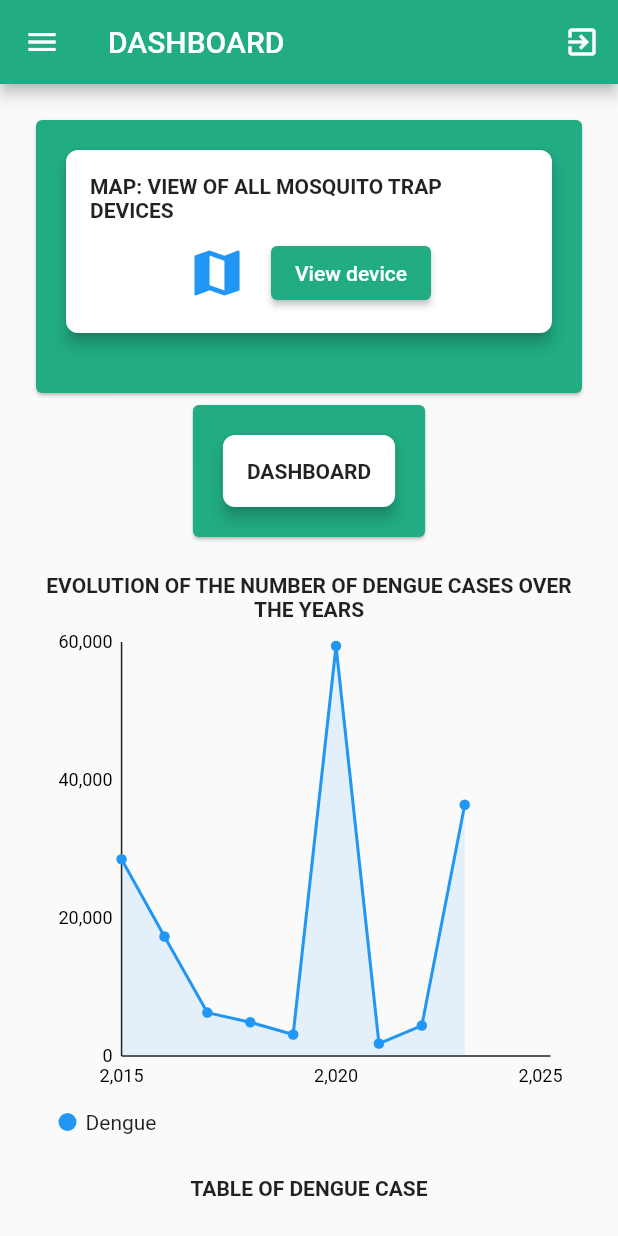
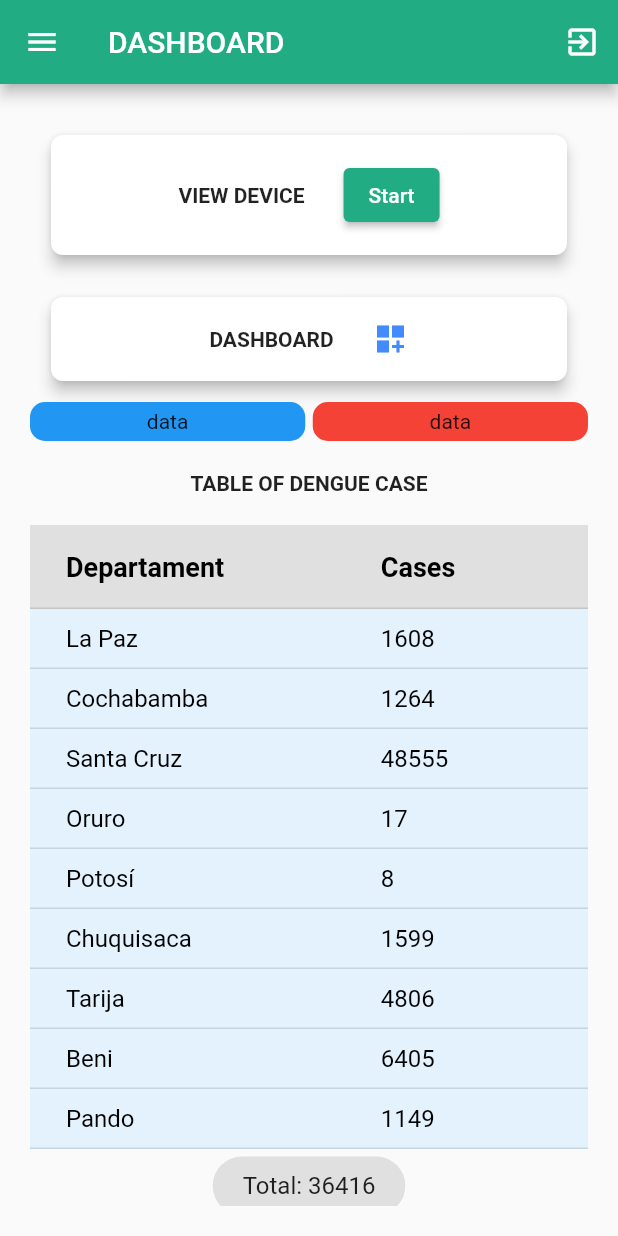
Before and after one commit to moises-cisneros/solution_app, a Flutter app: the screen it shows after launch, after a tap on "Continue", on a phone screen of 412 x 824 dp. Run offline on Flutter 3.47's test engine with Material 2 defaults, Android fonts, the phone set to English and light mode, and no system bars; our stand-ins replace charts_flutter, firebase_core, firebase_storage, get, google_maps_flutter, permission_handler; accounts and stored records are empty.

Commit message:
Cambios en la pantalla Dashboard
- Ajustes en la pantalla de Dashboard junto a modificaciones de texto.
- Modificacion de la pantalla GoogleMaps.
- Pequeños ajustes al widget de device_information.

```diff
--- a/lib/screen/dashboard/dashboard.dart
+++ b/lib/screen/dashboard/dashboard.dart
@@ -49,10 +49,8 @@ class _DashboardPageState extends State<DashboardPage> {
           child: SingleChildScrollView(
             child: Column(
               children: [
-                Card(
-                  color: const Color.fromRGBO(33, 172, 131, 10),
-                  child: Container(
-                    padding: const EdgeInsets.all(16.0),
+                Container(
+                  padding: const EdgeInsets.all(10.0),
                   child: Column(
                     children: [
                       //Device Map
@@ -62,27 +60,16 @@ class _DashboardPageState extends State<DashboardPage> {
                             borderRadius: BorderRadius.circular(8.0)),
                         child: Container(
                           padding: const EdgeInsets.all(16.0),
-                            child: Column(
-                              children: [
-                                const Text(
-                                  'MAP: VIEW OF ALL MOSQUITO TRAP DEVICES',
-                                  style: TextStyle(fontWeight: FontWeight.bold),
-                                ),
-                                const SizedBox(
-                                  height: 10,
-                                ),
-                                Center(
                           child: Row(
                             mainAxisAlignment: MainAxisAlignment.center,
                             children: const [
-                                      Icon(
-                                        Icons.map,
-                                        color: Colors.blue,
-                                        size: 40.0,
+                              Text(
+                                'VIEW DEVICE',
+                                style: TextStyle(fontWeight: FontWeight.bold),
                               ),
 
                               SizedBox(
-                                        width: 16.0,
+                                width: 26.0,
                               ),
 
                               //Button to display the device
@@ -90,37 +77,36 @@ class _DashboardPageState extends State<DashboardPage> {
                             ],
                           ),
                         ),
-                              ],
-                            ),
-                          ),
-                        ),
-
-                        const SizedBox(
-                          height: 20,
                       ),
                     ],
                   ),
                 ),
-                ),
 
-                Card(
-                  color: const Color.fromRGBO(33, 172, 131, 10),
-                  child: Container(
-                    padding: const EdgeInsets.all(16.0),
+                Container(
+                  padding: const EdgeInsets.all(10.0),
                   child: Column(
                     children: [
                       Card(
                         elevation: 4.0,
+                        shadowColor: Colors.black,
                         shape: RoundedRectangleBorder(
                             borderRadius: BorderRadius.circular(8.0)),
                         child: Container(
                           padding: const EdgeInsets.all(16.0),
-                            child: Column(
+                          child: Row(
+                            mainAxisAlignment: MainAxisAlignment.center,
                             children: const [
                               Text(
                                 'DASHBOARD',
                                 style: TextStyle(fontWeight: FontWeight.bold),
                               ),
+                              SizedBox(
+                                width: 26.0,
+                              ),
+                              Icon(
+                                Icons.dashboard_customize_sharp,
+                                color: Colors.blueAccent,
+                              )
                             ],
                           ),
                         ),
@@ -128,24 +114,41 @@ class _DashboardPageState extends State<DashboardPage> {
                     ],
                   ),
                 ),
+
+                Row(
+                  mainAxisAlignment: MainAxisAlignment.center,
+                  children: [
+                    Expanded(
+                      child: Center(
+                        child: Container(
+                          alignment: Alignment.center,
+                          decoration: BoxDecoration(
+                              color: Colors.blue,
+                              borderRadius: BorderRadius.circular(10)),
+                          width: MediaQuery.of(context).size.width,
+                          padding: const EdgeInsets.all(5),
+                          child: const Text("data"),
                         ),
-
+                      ),
+                    ),
                     const SizedBox(
-                  height: 20,
+                      width: 5.0,
                     ),
-
-                const Text(
-                  'EVOLUTION OF THE NUMBER OF DENGUE CASES OVER THE YEARS',
-                  textAlign: TextAlign.center,
-                  style: TextStyle(fontWeight: FontWeight.bold),
+                    Expanded(
+                      child: Center(
+                        child: Container(
+                          alignment: Alignment.center,
+                          decoration: BoxDecoration(
+                              color: Colors.red,
+                              borderRadius: BorderRadius.circular(10)),
+                          width: MediaQuery.of(context).size.width,
+                          padding: const EdgeInsets.all(5),
+                          child: const Text("data"),
                         ),
-
-                SizedBox(
-                    width: 350,
-                    height: 350,
-                    child: DengueChart(
-                      dengueData: dengueData,
-                    )),
+                      ),
+                    )
+                  ],
+                ),
 
                 const SizedBox(
                   height: 20,
@@ -179,6 +182,22 @@ class _DashboardPageState extends State<DashboardPage> {
                     ),
                   ),
                 ),
+                const SizedBox(
+                  height: 20,
+                ),
+                const Text(
+                  'EVOLUTION OF THE NUMBER OF DENGUE CASES OVER THE YEARS',
+                  textAlign: TextAlign.center,
+                  style: TextStyle(fontWeight: FontWeight.bold),
+                ),
+
+                SizedBox(
+                    width: 350,
+                    height: 350,
+                    child: DengueChart(
+                      dengueData: dengueData,
+                    )),
+
                 const SizedBox(
                   height: 20,
                 ),
--- a/lib/widgets/elevated_button_controller.dart
+++ b/lib/widgets/elevated_button_controller.dart
@@ -40,7 +40,7 @@ class ButtonDevice extends StatelessWidget {
               });
         }
       },
-      child: const Text("View device"),
+      child: const Text("Start"),
     );
   }
 }
--- a/lib/widgets/table_cases_dengue.dart
+++ b/lib/widgets/table_cases_dengue.dart
@@ -24,7 +24,9 @@ class TableDengueCases extends StatelessWidget {
 
   @override
   Widget build(BuildContext context) {
-    return DataTable(
+    return Flex(direction: Axis.horizontal, children: [
+      Expanded(
+        child: DataTable(
           columns: const [
             DataColumn(label: Text('Departament')),
             DataColumn(label: Text('Cases')),
@@ -43,8 +45,8 @@ class TableDengueCases extends StatelessWidget {
           //Design of the table
           dataRowColor: MaterialStateColor.resolveWith(
               (states) => Colors.blue[50] ?? Colors.transparent),
-      dataRowHeight: 60,
-      columnSpacing: 20,
+          dataRowHeight: 40,
+          columnSpacing: 40,
           headingRowColor: MaterialStateColor.resolveWith(
               (states) => Colors.grey[300] ?? Colors.transparent),
           dividerThickness: 1,
@@ -61,6 +63,8 @@ class TableDengueCases extends StatelessWidget {
             fontWeight: FontWeight.bold,
             color: Colors.black,
           ),
-    );
+        ),
+      ),
+    ]);
   }
 }
```
Also changed, not shown: lib/screen/maps/device_information.dart (added, +71 -0 lines), lib/screen/maps/device_information_modal.dart (deleted, +0 -112 lines), lib/screen/maps/google_maps.dart (+36 -22 lines). Lines whose indentation alone changed are shown as unchanged.
